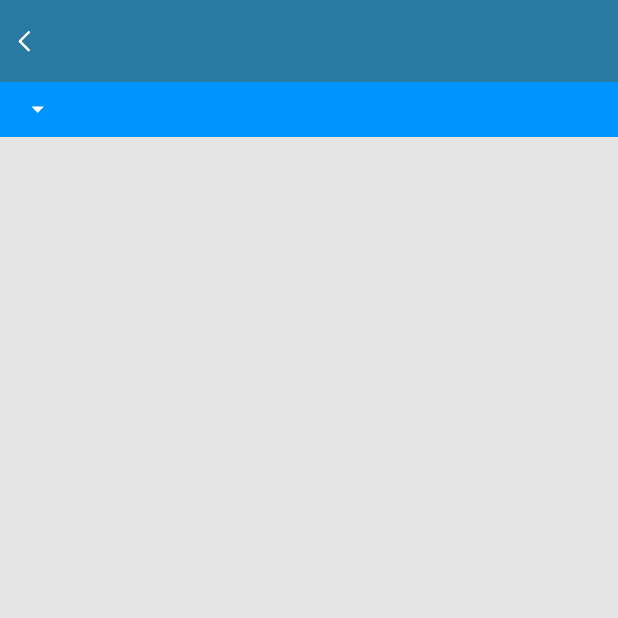
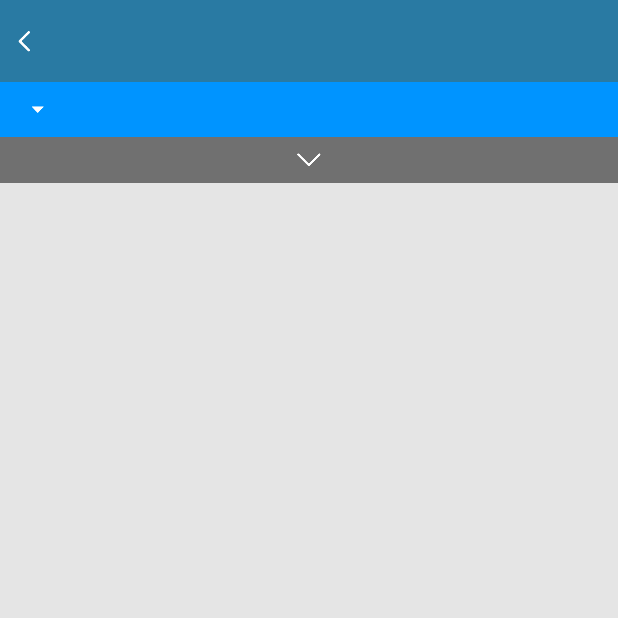
Before and after one commit to gimangi/Sheet-Note, an Android app built with Jetpack Compose: the MemoDetailActivity screen opened directly, with no data from a screen before it, on a phone screen of 412 x 824 dp, the top half of it. Run offline under Robolectric (Android 15) with nearby library versions, the light colour scheme and no system bars; our stand-ins replace data binding.

Commit message:
#32 [UI] Create add row button

```diff
--- a/app/src/main/java/com/gimangi/singleline_note/ui/memo/MemoDetailActivity.kt
+++ b/app/src/main/java/com/gimangi/singleline_note/ui/memo/MemoDetailActivity.kt
@@ -75,7 +75,7 @@ class MemoDetailActivity :
         memoItemListAdapter.changedData.observe(this) {
             val tableEntity = memoDetailViewModel.memoTableData.value
             if (it != null && tableEntity != null) {
-                memoDetailViewModel.insertMemoItem(tableEntity, it)
+                //memoDetailViewModel.insertMemoItem(tableEntity, it)
             }
         }
     }
--- a/app/src/main/res/layout/activity_memo_detail.xml
+++ b/app/src/main/res/layout/activity_memo_detail.xml
@@ -123,6 +123,26 @@
             android:orientation="vertical"
             app:layout_constraintTop_toBottomOf="@+id/cl_summary_box" />
 
+        <androidx.constraintlayout.widget.ConstraintLayout
+            android:id="@+id/cl_add_row"
+            android:layout_width="match_parent"
+            android:layout_height="wrap_content"
+            android:background="@color/gray2"
+            app:layout_constraintTop_toBottomOf="@id/rv_memo_item_list">
+
+            <ImageView
+                android:id="@+id/iv_new_row"
+                android:layout_width="20dp"
+                android:layout_height="20dp"
+                android:layout_marginVertical="5dp"
+                app:layout_constraintTop_toTopOf="parent"
+                app:layout_constraintBottom_toBottomOf="parent"
+                app:layout_constraintStart_toStartOf="parent"
+                app:layout_constraintEnd_toEndOf="parent"
+                android:src="@drawable/ic_down_arrow"/>
+
+        </androidx.constraintlayout.widget.ConstraintLayout>
+
 
     </androidx.constraintlayout.widget.ConstraintLayout>
 
```
